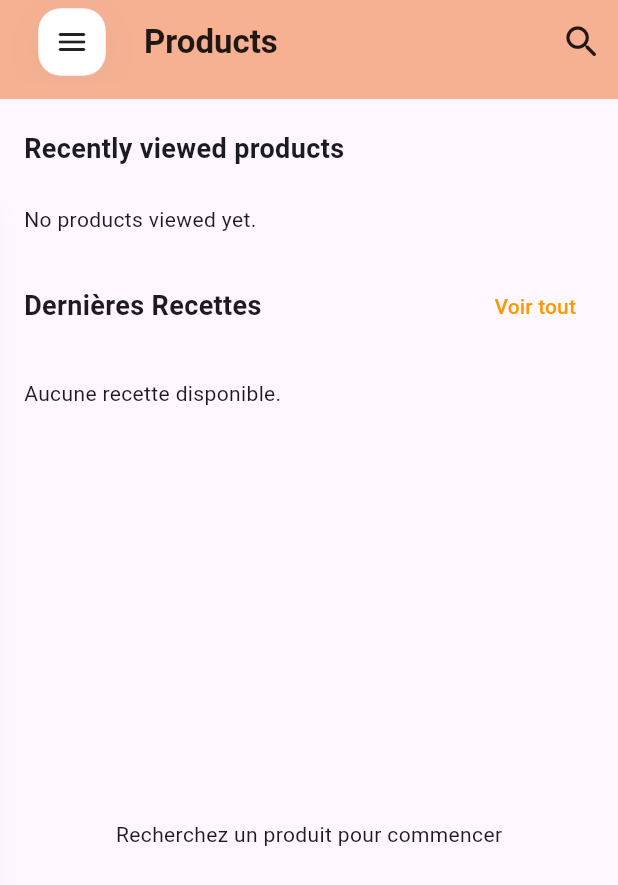
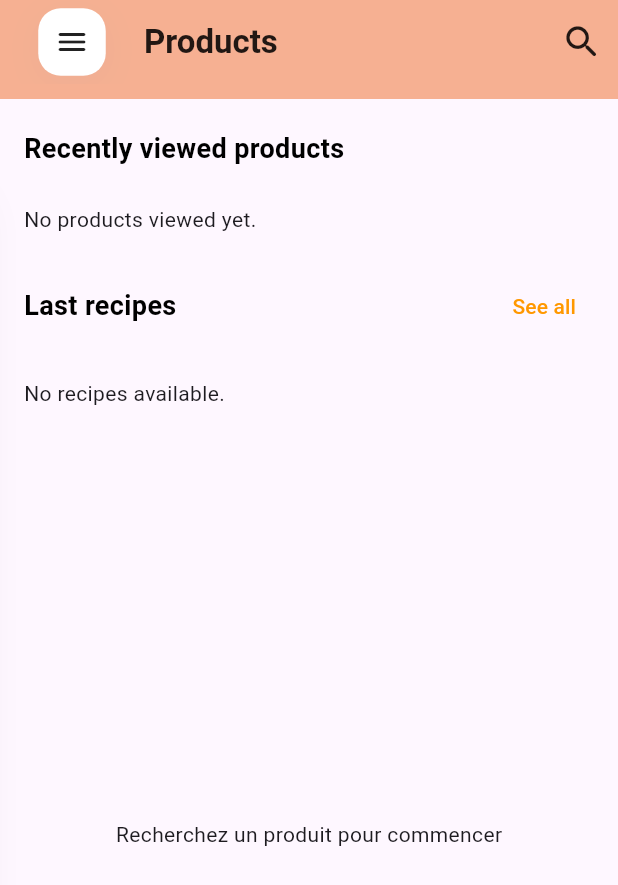
Before and after one commit to fortwoone/SmartBites, a Flutter app: the HomeScreen screen opened by its route, on a phone screen of 412 x 824 dp. Shown: the top 885 px of the screen. Run offline on Flutter 3.47's test engine with Material 3 defaults, Android fonts, the phone set to English and light mode, and no system bars; our stand-ins replace google_fonts, image_picker, shared_preferences, supabase_flutter, timezone; accounts and stored records are empty; Roboto replaces fonts that are missing (Recursive).

Commit message:
police, translate, click on recipe

```diff
--- a/lib/l10n/app_en.arb
+++ b/lib/l10n/app_en.arb
@@ -164,7 +164,11 @@
   "testapis": "APIs tests",
   "add": "Add list",
   "products_recently_viewed": "Recently viewed products",
-  "empty_cash": "No products viewed yet."
+  "empty_cash": "No products viewed yet.",
+  "last_recipes": "Last recipes",
+  "see_all": "See all",
+  "charge_recipe_error": "Error loading recipes.",
+  "no_recipes": "No recipes available."
 
 
 }
--- a/lib/l10n/app_fr.arb
+++ b/lib/l10n/app_fr.arb
@@ -165,7 +165,11 @@
   "testapis": "Tests des apis",
   "add": "Ajouter la liste",
   "products_recently_viewed": "Produits récemment consultés",
-  "empty_cash": "Aucun produit consulté"
+  "empty_cash": "Aucun produit consulté",
+  "last_recipes": "Dernières recettes",
+  "see_all": "Voir tout",
+  "charge_recipe_error": "Erreur lors du chargement des recettes",
+  "no_recipes": "Aucune recette disponible."
 
 
 }
--- a/lib/l10n/app_localizations.dart
+++ b/lib/l10n/app_localizations.dart
@@ -1084,6 +1084,30 @@ abstract class AppLocalizations {
   /// In en, this message translates to:
   /// **'No products viewed yet.'**
   String get empty_cash;
+
+  /// No description provided for @last_recipes.
+  ///
+  /// In en, this message translates to:
+  /// **'Last recipes'**
+  String get last_recipes;
+
+  /// No description provided for @see_all.
+  ///
+  /// In en, this message translates to:
+  /// **'See all'**
+  String get see_all;
+
+  /// No description provided for @charge_recipe_error.
+  ///
+  /// In en, this message translates to:
+  /// **'Error loading recipes.'**
+  String get charge_recipe_error;
+
+  /// No description provided for @no_recipes.
+  ///
+  /// In en, this message translates to:
+  /// **'No recipes available.'**
+  String get no_recipes;
 }
 
 class _AppLocalizationsDelegate extends LocalizationsDelegate<AppLocalizations> {
--- a/lib/l10n/app_localizations_en.dart
+++ b/lib/l10n/app_localizations_en.dart
@@ -502,4 +502,16 @@ class AppLocalizationsEn extends AppLocalizations {
 
   @override
   String get empty_cash => 'No products viewed yet.';
+
+  @override
+  String get last_recipes => 'Last recipes';
+
+  @override
+  String get see_all => 'See all';
+
+  @override
+  String get charge_recipe_error => 'Error loading recipes.';
+
+  @override
+  String get no_recipes => 'No recipes available.';
 }
--- a/lib/l10n/app_localizations_fr.dart
+++ b/lib/l10n/app_localizations_fr.dart
@@ -502,4 +502,16 @@ class AppLocalizationsFr extends AppLocalizations {
 
   @override
   String get empty_cash => 'Aucun produit consulté';
+
+  @override
+  String get last_recipes => 'Dernières recettes';
+
+  @override
+  String get see_all => 'Voir tout';
+
+  @override
+  String get charge_recipe_error => 'Erreur lors du chargement des recettes';
+
+  @override
+  String get no_recipes => 'Aucune recette disponible.';
 }
--- a/lib/widgets/recent_products_widget.dart
+++ b/lib/widgets/recent_products_widget.dart
@@ -1,5 +1,6 @@
 
 import 'package:flutter/material.dart';
+import 'package:google_fonts/google_fonts.dart';
 import 'package:supabase_flutter/supabase_flutter.dart';
 import 'package:SmartBites/screens/product_detail_screen.dart';
 import 'package:SmartBites/repositories/openfoodfacts_repository.dart';
@@ -36,7 +37,7 @@ class _RecentProductsWidgetState extends State<RecentProductsWidget> {
           padding: const EdgeInsets.symmetric(horizontal: 16.0, vertical: 8.0),
           child: Text(
             loc.products_recently_viewed,
-            style: const TextStyle(fontSize: 18, fontWeight: FontWeight.bold),
+            style: GoogleFonts.recursive(color: Colors.black, fontSize: 18, fontWeight: FontWeight.bold),
           ),
         ),
         FutureBuilder<List<Map<String, dynamic>>>(
@@ -108,10 +109,7 @@ class _RecentProductsWidgetState extends State<RecentProductsWidget> {
                                   : (item['en_name'] ?? item['fr_name'] ?? 'Unknown'),
                               maxLines: 1,
                               overflow: TextOverflow.ellipsis,
-                              style: const TextStyle(
-                              fontSize: 12,
-                              fontWeight: FontWeight.w500,
-                              ),
+                              style: GoogleFonts.recursive(color: Colors.grey.shade600, fontSize: 12),
                             ),
                           ),
                         ],
--- a/lib/widgets/recent_recipes_widget.dart
+++ b/lib/widgets/recent_recipes_widget.dart
@@ -1,5 +1,9 @@
 import 'package:flutter/material.dart';
+import 'package:google_fonts/google_fonts.dart';
 import 'package:supabase_flutter/supabase_flutter.dart';
+import 'package:SmartBites/screens/view_recipe_page.dart';
+
+import '../l10n/app_localizations.dart';
 
 class RecentRecipesWidget extends StatefulWidget {
   const RecentRecipesWidget({super.key});
@@ -25,6 +29,7 @@ class _RecentRecipesWidgetState extends State<RecentRecipesWidget> {
 
   @override
   Widget build(BuildContext context) {
+    final loc = AppLocalizations.of(context)!;
     return Column(
       crossAxisAlignment: CrossAxisAlignment.start,
       children: [
@@ -33,13 +38,13 @@ class _RecentRecipesWidgetState extends State<RecentRecipesWidget> {
           child: Row(
             mainAxisAlignment: MainAxisAlignment.spaceBetween,
             children: [
-              const Text(
-                "Dernières Recettes",
-                style: TextStyle(fontSize: 18, fontWeight: FontWeight.bold),
+              Text(
+                loc.last_recipes,
+                style: GoogleFonts.recursive(color: Colors.black, fontSize: 18, fontWeight: FontWeight.bold),
               ),
               TextButton(
                 onPressed: () => Navigator.pushNamed(context, '/recipe'),
-                child: const Text("Voir tout", style: TextStyle(color: Colors.orange)),
+                child: Text(loc.see_all, style: GoogleFonts.recursive(color: Colors.orange)),
               ),
             ],
           ),
@@ -54,16 +59,16 @@ class _RecentRecipesWidgetState extends State<RecentRecipesWidget> {
             if (snapshot.hasError) {
               return Padding(
                 padding: const EdgeInsets.all(16.0),
-                child: Text("Erreur lors du chargement des recettes"),
+                child: Text(loc.charge_recipe_error),
               );
             }
 
             final recipes = snapshot.data ?? [];
 
             if (recipes.isEmpty) {
-              return const Padding(
+              return Padding(
                 padding: EdgeInsets.all(16.0),
-                child: Text("Aucune recette disponible."),
+                child: Text(loc.no_recipes),
               );
             }
 
@@ -75,7 +80,17 @@ class _RecentRecipesWidgetState extends State<RecentRecipesWidget> {
                 itemCount: recipes.length,
                 itemBuilder: (context, index) {
                   final recipe = recipes[index];
-                  return Container(
+                  return GestureDetector( // <--- détecteur de clic
+                      onTap: () {
+                        // Action au clic : Navigation vers la page de détail
+                        Navigator.push(
+                          context,
+                          MaterialPageRoute(
+                            builder: (context) => ViewRecipePage(recipe: recipe),
+                          ),
+                        );
+                      },
+                    child: Container(
                       width: 200, // Plus large pour un aspect "fiche recette"
                       margin: const EdgeInsets.all(8),
                       decoration: BoxDecoration(
@@ -117,10 +132,10 @@ class _RecentRecipesWidgetState extends State<RecentRecipesWidget> {
                                 mainAxisAlignment: MainAxisAlignment.center,
                                 children: [
                                   Text(
-                                  recipe['name'] ?? 'Recette sans nom',
+                                    recipe['name'] ?? 'unknown',
                                     maxLines: 1,
                                     overflow: TextOverflow.ellipsis,
-                                  style: const TextStyle(fontWeight: FontWeight.bold, fontSize: 14),
+                                    style: GoogleFonts.recursive(color: Colors.black, fontSize: 14),
                                   ),
                                   const SizedBox(height: 4),
                                   Row(
@@ -129,7 +144,7 @@ class _RecentRecipesWidgetState extends State<RecentRecipesWidget> {
                                       const SizedBox(width: 4),
                                       Text(
                                         "${recipe['time_preparation'] ?? 'unknown'} min",
-                                      style: const TextStyle(color: Colors.grey, fontSize: 12),
+                                        style: GoogleFonts.recursive(color: Colors.grey.shade600, fontSize: 12),
                                       ),
                                     ],
                                   ),
@@ -138,6 +153,7 @@ class _RecentRecipesWidgetState extends State<RecentRecipesWidget> {
                             ),
                           ),
                         ],
+                      ),
                     ),
                   );
                 },
```
Lines whose indentation alone changed are shown as unchanged.
